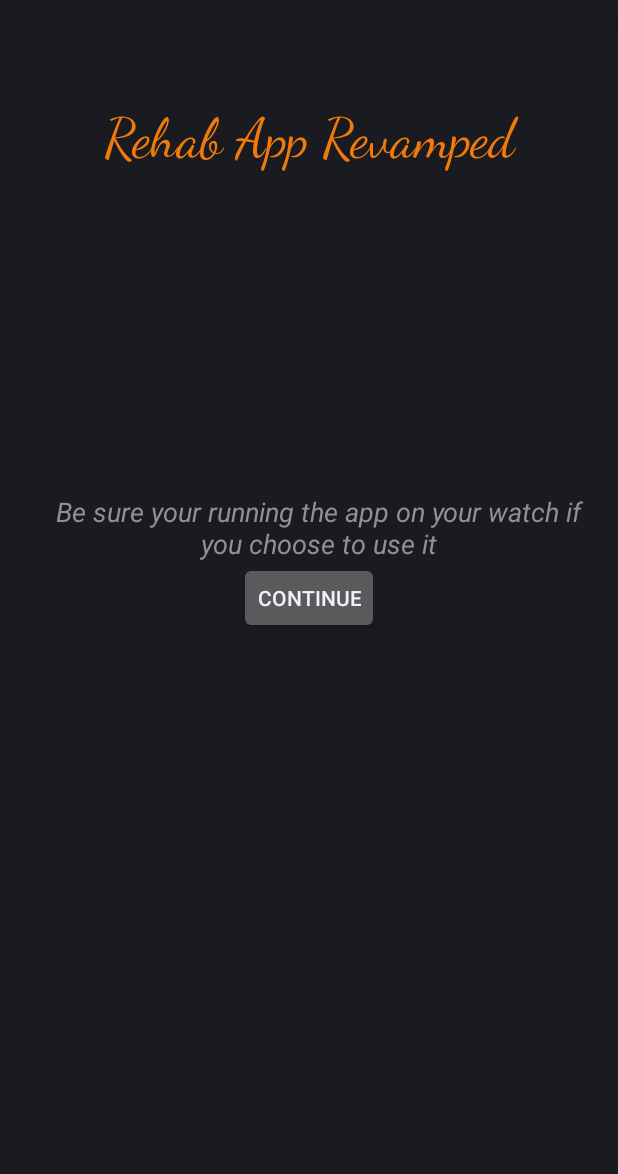
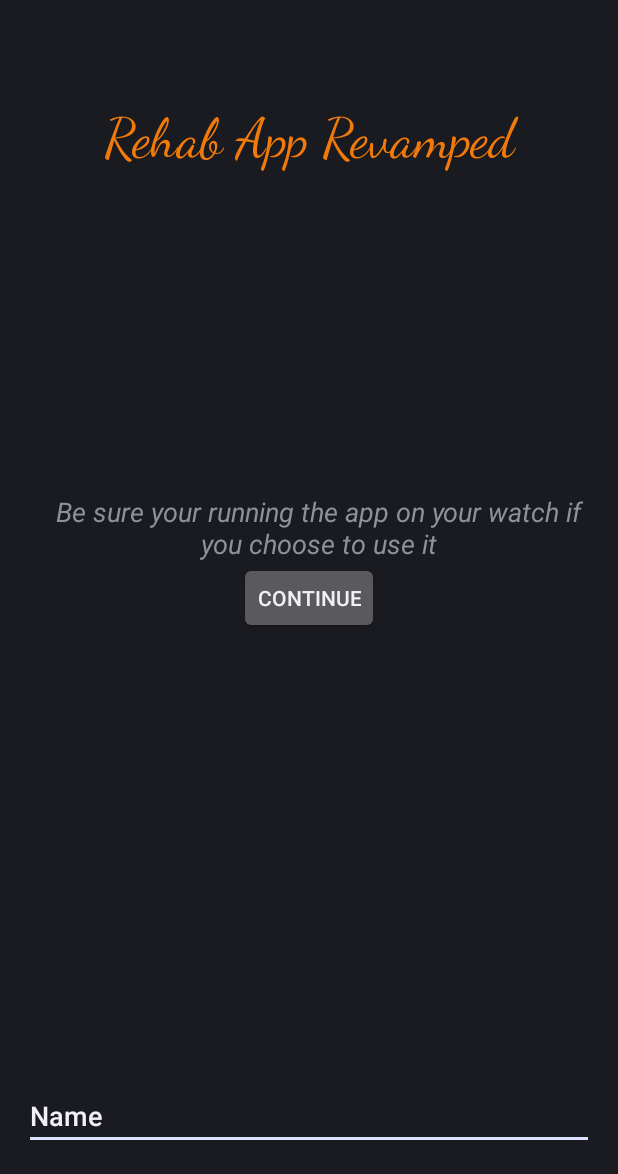
Before and after one commit to matt2929/RehabRevamped, an Android app: the screen it shows after launch (WelcomeScreen), on a phone screen of 412 x 824 dp, the part 62-1236 px from its top. Run offline under Robolectric (Android 15) with nearby library versions, the phone set to English and light mode, and no system bars.

Commit message:
usernameuponlogin

```diff
--- a/mobile/src/main/java/com/example/matthew/rehabrevamped/Activities/WelcomeScreen.java
+++ b/mobile/src/main/java/com/example/matthew/rehabrevamped/Activities/WelcomeScreen.java
@@ -6,20 +6,35 @@ import android.content.Intent;
 import android.content.pm.ActivityInfo;
 import android.os.Bundle;
 import android.support.multidex.MultiDex;
+import android.view.KeyEvent;
+import android.view.MotionEvent;
 import android.view.View;
 import android.widget.Button;
+import android.widget.TextView;
 
 import com.example.matthew.rehabrevamped.R;
 
 public class WelcomeScreen extends Activity {
 Button button;
+    TextView textView;
+    boolean entered=false;
+    public static String Username = "";
     @Override
     protected void onCreate(Bundle savedInstanceState) {
         setRequestedOrientation(ActivityInfo.SCREEN_ORIENTATION_PORTRAIT);
-
         super.onCreate(savedInstanceState);
         setContentView(R.layout.activity_welcome_screen);
-        button = (Button) findViewById(R.id.welcomescreencontinue);
+
+        textView = (TextView) findViewById(R.id.entername);
+        textView.setOnEditorActionListener(new TextView.OnEditorActionListener() {
+            @Override
+            public boolean onEditorAction(TextView textView, int i, KeyEvent keyEvent) {
+                entered=true;
+                Username=textView.getText().toString();
+                return true;
+            }
+        });
+       button = (Button) findViewById(R.id.welcomescreencontinue);
         button.setOnClickListener(new View.OnClickListener() {
             @Override
             public void onClick(View view) {
--- a/mobile/src/main/java/com/example/matthew/rehabrevamped/Utilities/SaveDataInTextFile.java
+++ b/mobile/src/main/java/com/example/matthew/rehabrevamped/Utilities/SaveDataInTextFile.java
@@ -2,6 +2,8 @@ package com.example.matthew.rehabrevamped.Utilities;
 
 import android.content.Context;
 import android.os.Environment;
+
+import com.example.matthew.rehabrevamped.Activities.WelcomeScreen;
 
 import java.io.BufferedReader;
 import java.io.File;
@@ -40,7 +42,7 @@ SampleAverage sampleAverage = new SampleAverage();
         int minute = cal.get(Calendar.MINUTE);
         int second = cal.get(Calendar.SECOND);
 
-        _fileName = "RehabInfo_"+name+"_"+(month + 1)+"-"+day+"-"+year+"_["+hour+"h~"+minute+"m~"+second+"s]."+fileType;
+        _fileName = WelcomeScreen.Username+"_"+name+"_"+(month + 1)+"-"+day+"-"+year+"_["+hour+"h~"+minute+"m~"+second+"s]."+fileType;
     }
     public void saveData(String saveString,File fileParent) {
             try {
--- a/mobile/src/main/res/layout/activity_welcome_screen.xml
+++ b/mobile/src/main/res/layout/activity_welcome_screen.xml
@@ -42,4 +42,16 @@
         android:layout_above="@+id/welcomescreencontinue"
         android:layout_alignParentStart="true"
         android:layout_marginStart="12dp" />
+
+    <EditText
+        android:id="@+id/entername"
+        android:layout_width="wrap_content"
+        android:layout_height="wrap_content"
+        android:layout_alignParentBottom="true"
+        android:layout_alignParentEnd="true"
+        android:layout_alignParentStart="true"
+        android:ems="10"
+        android:inputType="text|textPersonName"
+        android:text="Name" />
+
 </RelativeLayout>
```
